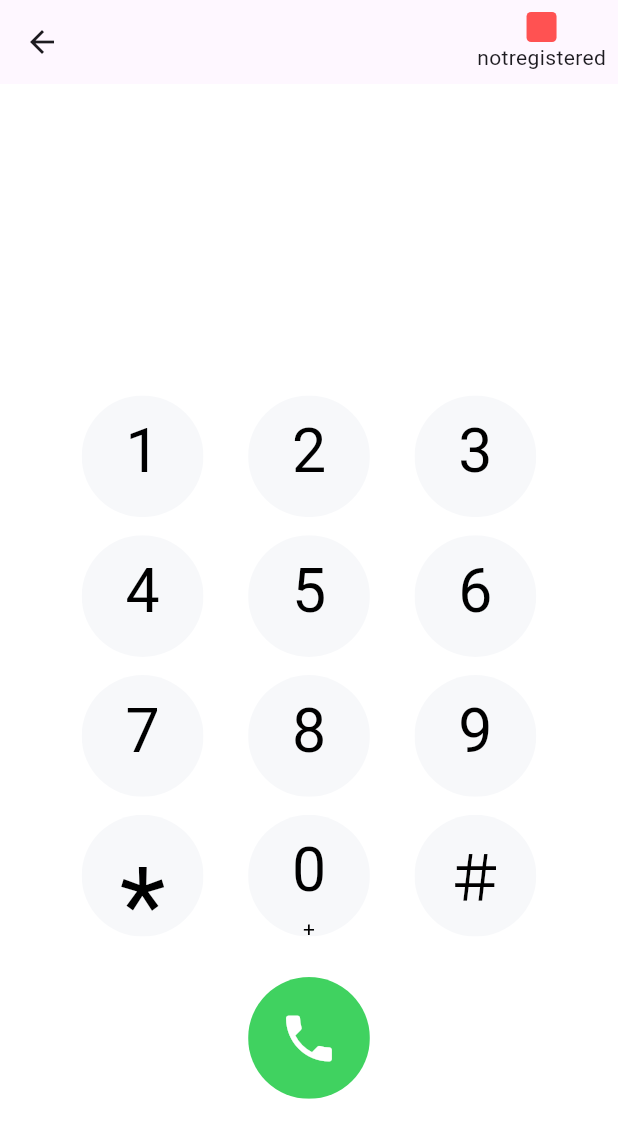
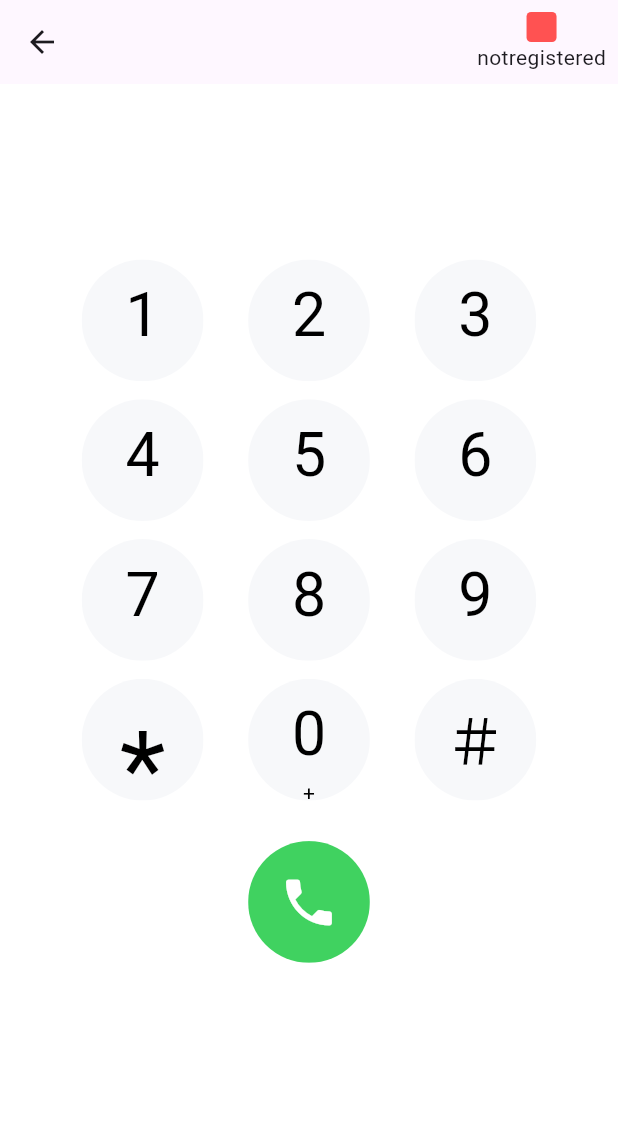
Before and after one commit to Armancoders/mytell_flutter_App, a Flutter app: the DialPadScreen screen opened by its route, on a phone screen of 412 x 824 dp. Shown: the top 1138 px of the screen. Run offline on Flutter 3.47's test engine with Material 3 defaults, Android fonts, the phone set to English and light mode, and no system bars; our stand-ins replace audioplayers, firebase_core, firebase_messaging, flutter_blue_plus, flutter_contacts, flutter_local_notifications and 8 more; missing offline and left inert: bluetooth_enable_fork, flutter_background_service, flutter_callkit_incoming, flutter_dialpad, flutter_downloader, flutter_dtmf and 3 more; accounts and stored records are empty; network calls fail.

Commit message:
[fix] dialpad screen size

```diff
--- a/lib/src/modules/dialpad.dart
+++ b/lib/src/modules/dialpad.dart
@@ -25,7 +25,7 @@ class DialPadScreen extends StatelessWidget {
           top: false,
           child: Container(
             padding: EdgeInsets.only(
-              top: Get.height * .11,
+              // top: Get.height * .11,
               left: Get.width * .06,
               right: Get.width * .06,
             ),
```
